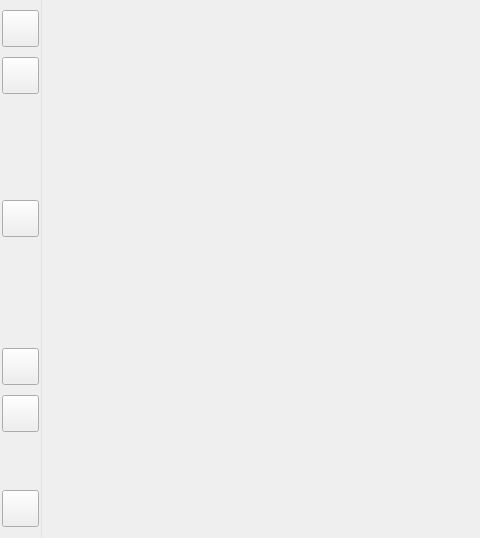
First picture: the form in src/mainwindow.ui, repository ukui/kylin-nm, before the edit.
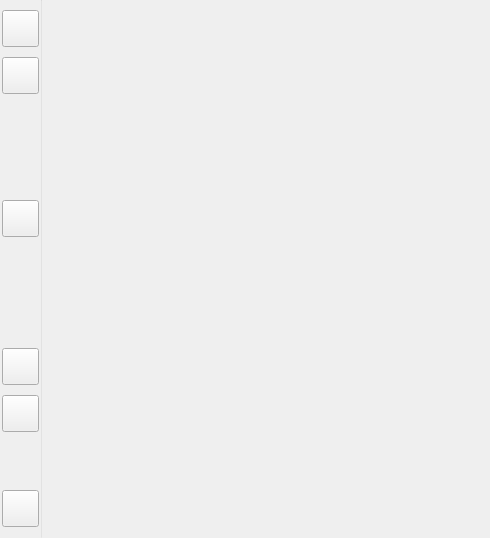
Second picture: the form after the edit.

Commit message: fix 46340 【网络管理器】wifi界面可通过键盘左右键小幅度移动

Diff of the .ui file:
```diff
--- a/src/mainwindow.ui
+++ b/src/mainwindow.ui
@@ -6,7 +6,7 @@
    <rect>
     <x>0</x>
     <y>0</y>
-    <width>480</width>
+    <width>490</width>
     <height>538</height>
    </rect>
   </property>
```
The commit also changes 1 other file.
